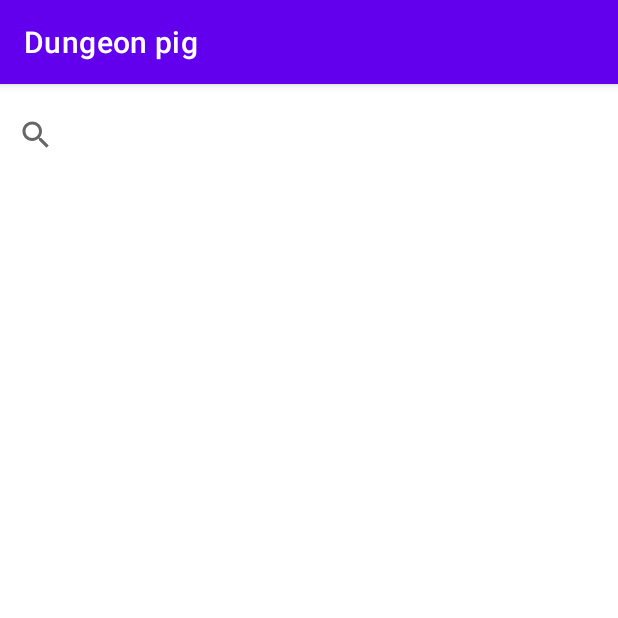
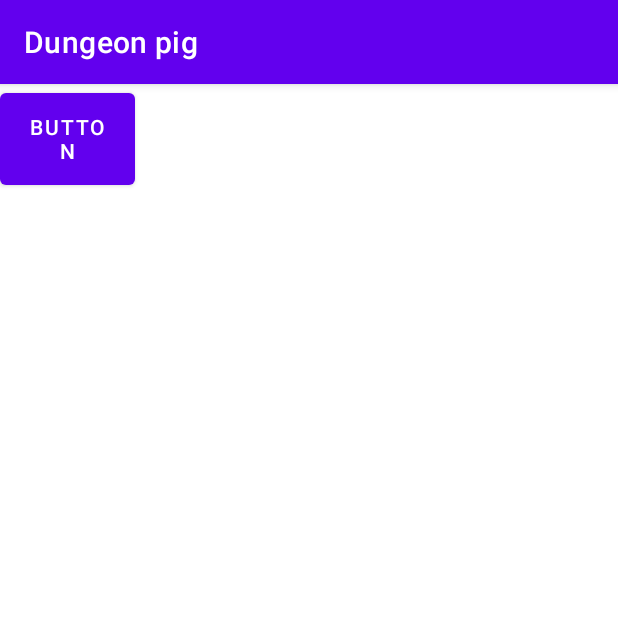
Before and after one commit to riccardoserraglia/Dungeon-pig, an Android app: the Carte screen opened directly, with no data from a screen before it, on a phone screen of 412 x 824 dp, the top half of it. Run offline under Robolectric (Android 15) with nearby library versions, the phone set to English and light mode, and no system bars.

Commit message:
add return buttons

```diff
--- a/app/src/main/java/com/dungeonpig/Carte.kt
+++ b/app/src/main/java/com/dungeonpig/Carte.kt
@@ -1,11 +1,17 @@
 package com.dungeonpig
 
+import android.content.Intent
 import androidx.appcompat.app.AppCompatActivity
 import android.os.Bundle
+import android.widget.Button
 
 class Carte : AppCompatActivity() {
     override fun onCreate(savedInstanceState: Bundle?) {
         super.onCreate(savedInstanceState)
         setContentView(R.layout.activity_carte)
+        val button1= findViewById<Button>(R.id.home_card)
+        button1.setOnClickListener{
+            val intent = Intent(this, principale::class.java)
+            startActivity(intent)}
     }
 }
--- a/app/src/main/java/com/dungeonpig/Maiali.kt
+++ b/app/src/main/java/com/dungeonpig/Maiali.kt
@@ -1,11 +1,17 @@
 package com.dungeonpig
 
+import android.content.Intent
 import androidx.appcompat.app.AppCompatActivity
 import android.os.Bundle
+import android.widget.Button
 
 class Maiali : AppCompatActivity() {
     override fun onCreate(savedInstanceState: Bundle?) {
         super.onCreate(savedInstanceState)
         setContentView(R.layout.activity_maiali)
+        val button1= findViewById<Button>(R.id.home_pig)
+        button1.setOnClickListener{
+            val intent = Intent(this, principale::class.java)
+            startActivity(intent)}
     }
 }
--- a/app/src/main/java/com/dungeonpig/Personaggi.kt
+++ b/app/src/main/java/com/dungeonpig/Personaggi.kt
@@ -1,11 +1,17 @@
 package com.dungeonpig
 
+import android.content.Intent
 import androidx.appcompat.app.AppCompatActivity
 import android.os.Bundle
+import android.widget.Button
 
 class Personaggi : AppCompatActivity() {
     override fun onCreate(savedInstanceState: Bundle?) {
         super.onCreate(savedInstanceState)
         setContentView(R.layout.activity_personaggi)
+        val button1= findViewById<Button>(R.id.home_pg)
+        button1.setOnClickListener{
+            val intent = Intent(this, principale::class.java)
+            startActivity(intent)}
     }
 }
--- a/app/src/main/java/com/dungeonpig/Regole.kt
+++ b/app/src/main/java/com/dungeonpig/Regole.kt
@@ -1,11 +1,17 @@
 package com.dungeonpig
 
+import android.content.Intent
 import androidx.appcompat.app.AppCompatActivity
 import android.os.Bundle
+import android.widget.Button
 
 class Regole : AppCompatActivity() {
     override fun onCreate(savedInstanceState: Bundle?) {
         super.onCreate(savedInstanceState)
         setContentView(R.layout.activity_regole)
+        val button1= findViewById<Button>(R.id.home_regole)
+        button1.setOnClickListener{
+            val intent = Intent(this, principale::class.java)
+            startActivity(intent)}
     }
 }
--- a/app/src/main/res/layout/activity_carte.xml
+++ b/app/src/main/res/layout/activity_carte.xml
@@ -8,10 +8,10 @@
 
     <SearchView
         android:id="@+id/card_search"
-        android:layout_width="410dp"
-        android:layout_height="68dp"
+        android:layout_width="326dp"
+        android:layout_height="69dp"
         tools:layout_editor_absoluteX="0dp"
-        tools:layout_editor_absoluteY="1dp">
+        tools:layout_editor_absoluteY="0dp">
 
         <SearchView
             android:layout_width="match_parent"
@@ -25,4 +25,12 @@
         android:scrollbarAlwaysDrawHorizontalTrack="true"
         tools:layout_editor_absoluteX="1dp"
         tools:layout_editor_absoluteY="70dp" />
+
+    <Button
+        android:id="@+id/home_card"
+        android:layout_width="90dp"
+        android:layout_height="73dp"
+        android:text="Button"
+        tools:layout_editor_absoluteX="322dp"
+        tools:layout_editor_absoluteY="0dp" />
 </androidx.constraintlayout.widget.ConstraintLayout>
--- a/app/src/main/res/layout/activity_regole.xml
+++ b/app/src/main/res/layout/activity_regole.xml
@@ -25,7 +25,7 @@
         tools:layout_editor_absoluteY="0dp" />
 
     <Button
-        android:id="@+id/button"
+        android:id="@+id/home_regole"
         android:layout_width="83dp"
         android:layout_height="67dp"
         android:text="Button"
```
Also changed, not shown: app/src/main/res/layout/activity_maiali.xml (+11 -3 lines), app/src/main/res/layout/activity_personaggi.xml (+11 -3 lines).
